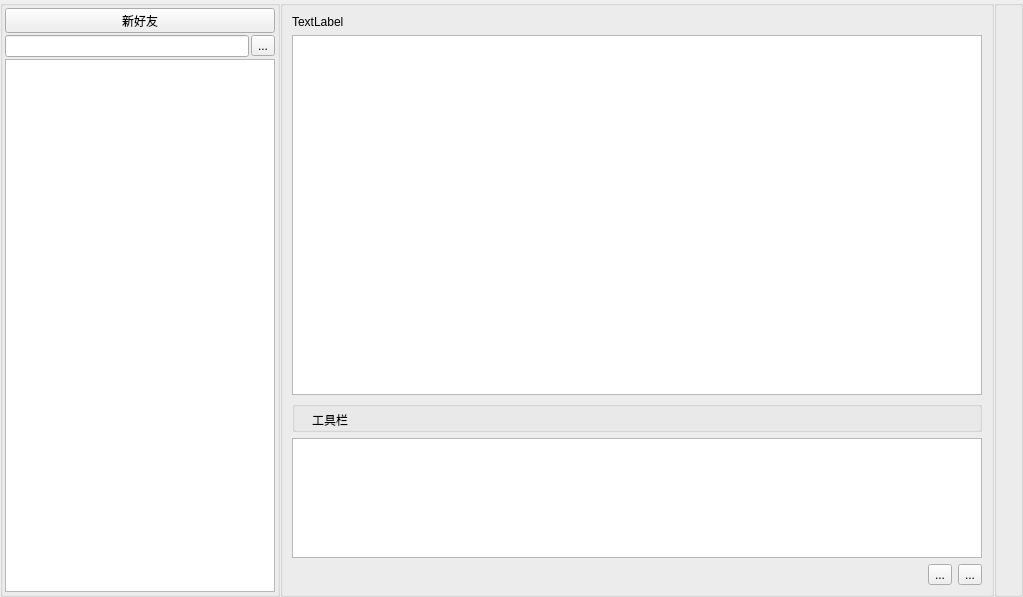
This is client/friendpage.ui in fhwhsa/netdisk as Qt 5 draws it before an edit. The edited form follows.
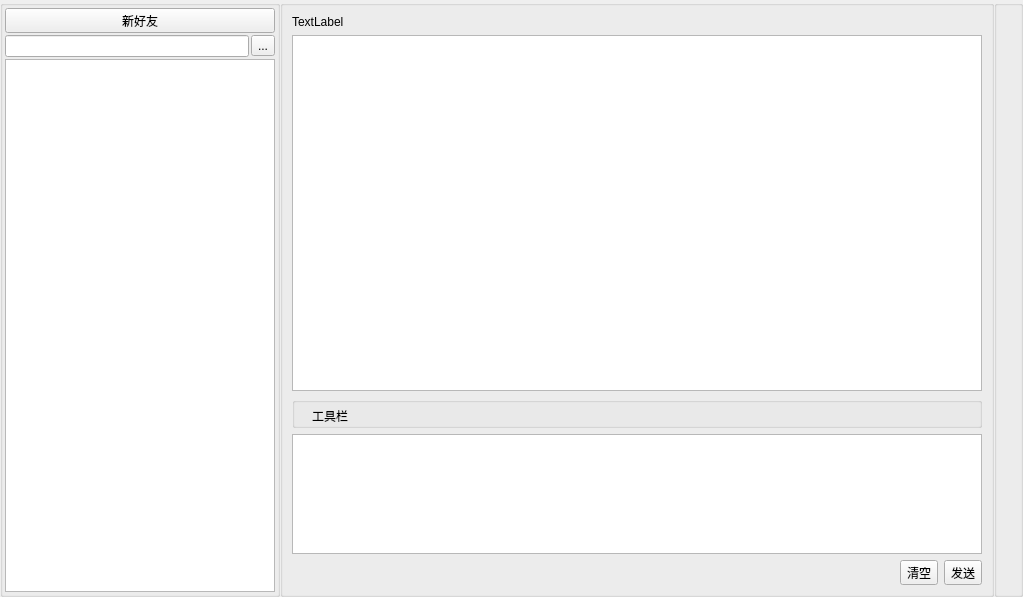
This is the edited form. Icons and pictures are not drawn.

Diff of the .ui file:
```diff
--- a/client/friendpage.ui
+++ b/client/friendpage.ui
@@ -195,14 +195,14 @@
             <item>
              <widget class="QToolButton" name="tb_clear">
               <property name="text">
-               <string>...</string>
+               <string>清空</string>
               </property>
              </widget>
             </item>
             <item>
              <widget class="QToolButton" name="tb_send">
               <property name="text">
-               <string>...</string>
+               <string>发送</string>
               </property>
              </widget>
             </item>
```
Left out of the diff: 26 changed lines with no effect on the pictures.
